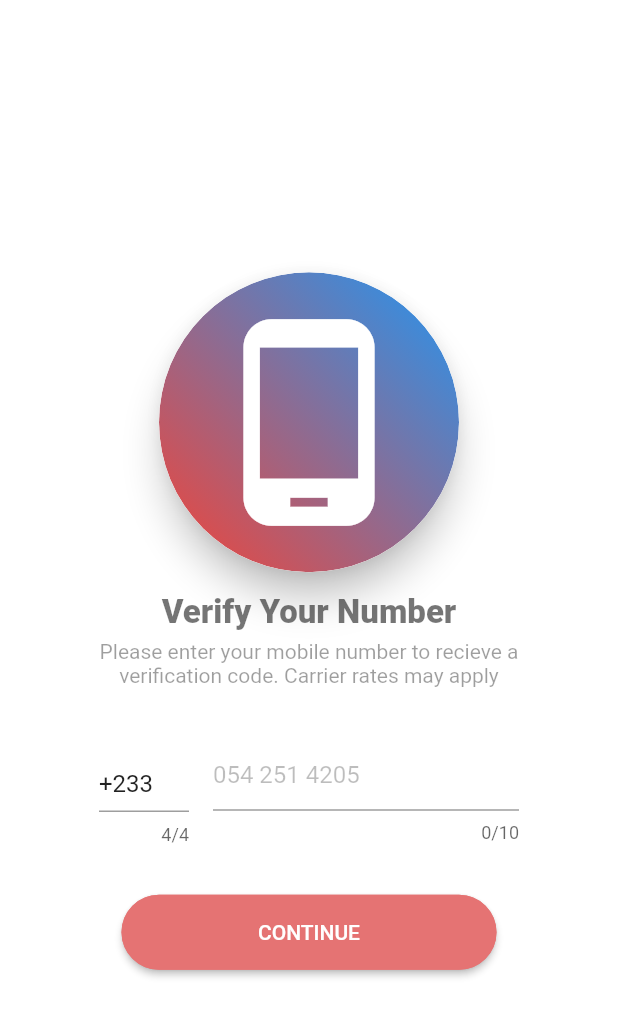
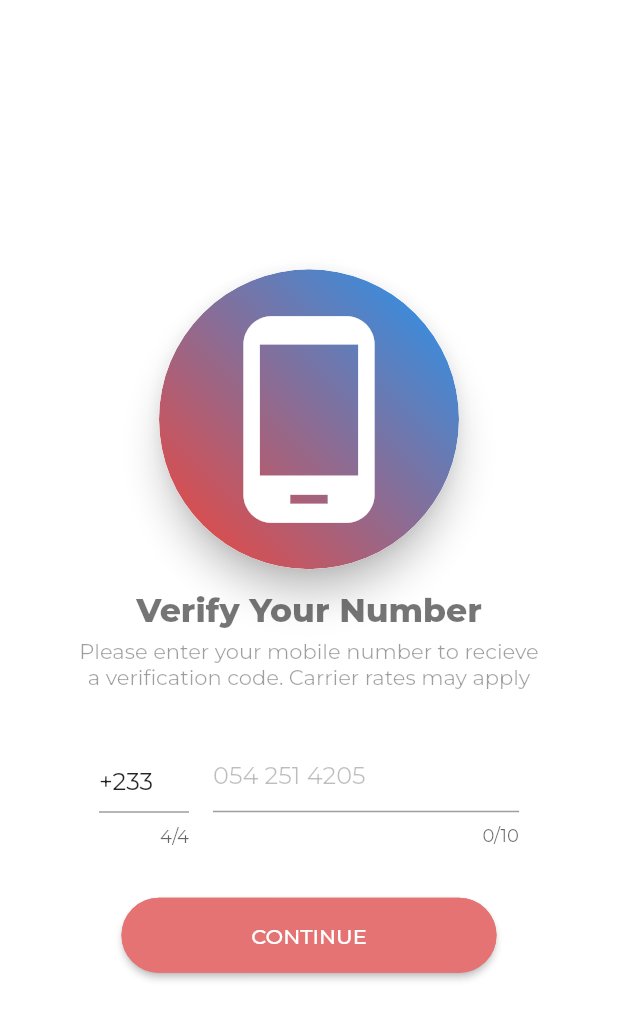
Before and after one commit to isaacllarbi/phone_authentication_flutter, a Flutter app: the screen it shows after launch, on a phone screen of 412 x 824 dp. Shown: the top 1020 px of the screen. Run offline on Flutter 3.47's test engine with Material 2 defaults, Android fonts, the phone set to English and light mode, and no system bars; our stand-ins replace firebase_auth, google_fonts; accounts and stored records are empty.

```diff
--- a/lib/main.dart
+++ b/lib/main.dart
@@ -1,5 +1,6 @@
 import 'package:firebase_auth/firebase_auth.dart';
 import 'package:flutter/material.dart';
+import 'package:google_fonts/google_fonts.dart';
 import 'package:phone_authentication_flutter/enter_code_screen.dart';
 import 'package:phone_authentication_flutter/enter_number_screen.dart';
 import 'package:phone_authentication_flutter/phone_auth_screen.dart';
@@ -18,6 +19,8 @@ class MyApp extends StatelessWidget {
         primarySwatch: Colors.red,
         accentColor: Colors.redAccent,
         visualDensity: VisualDensity.adaptivePlatformDensity,
+        // fontFamily: GoogleFonts.lato().fontFamily,
+        textTheme: GoogleFonts.montserratTextTheme()
       ),
       home: StreamBuilder(
         stream: FirebaseAuth.instance.onAuthStateChanged,
--- a/pubspec.yaml
+++ b/pubspec.yaml
@@ -23,6 +23,7 @@ environment:
 dependencies:
   flutter:
     sdk: flutter
+  google_fonts: ^1.1.0
 
 
   # The following adds the Cupertino Icons font to your application.
```
Also changed, not shown: pubspec.lock.
